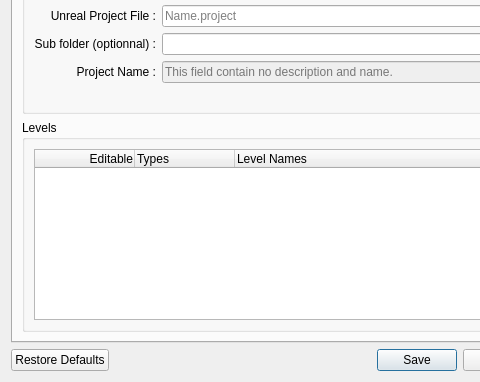
Old version of the form BatchLightUE4/Views/Dial_SetupTab.ui in the repository stilobique/BBlue; both pictures show x 0 to 480 and y 98 to 480 of the 640 by 480 pixel window.
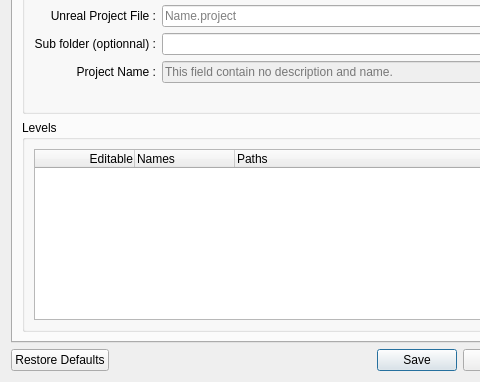
New version of the form. Icons and pictures are not drawn.

Commit message: Updates the Tree Widget

```diff
--- a/BatchLightUE4/Views/Dial_SetupTab.ui
+++ b/BatchLightUE4/Views/Dial_SetupTab.ui
@@ -168,12 +168,12 @@
                   </column>
                   <column>
                    <property name="text">
-                    <string>Types</string>
+                    <string>Names</string>
                    </property>
                   </column>
                   <column>
                    <property name="text">
-                    <string>Level Names</string>
+                    <string>Paths</string>
                    </property>
                   </column>
                  </widget>
```
The commit also changes 1 other file.
